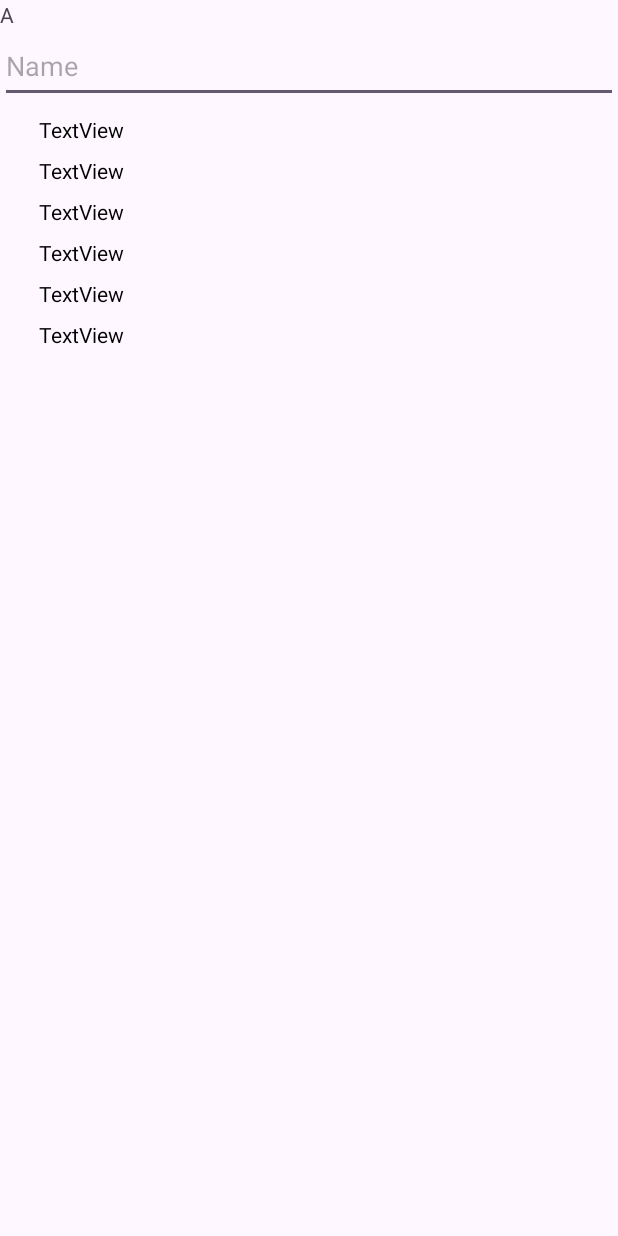
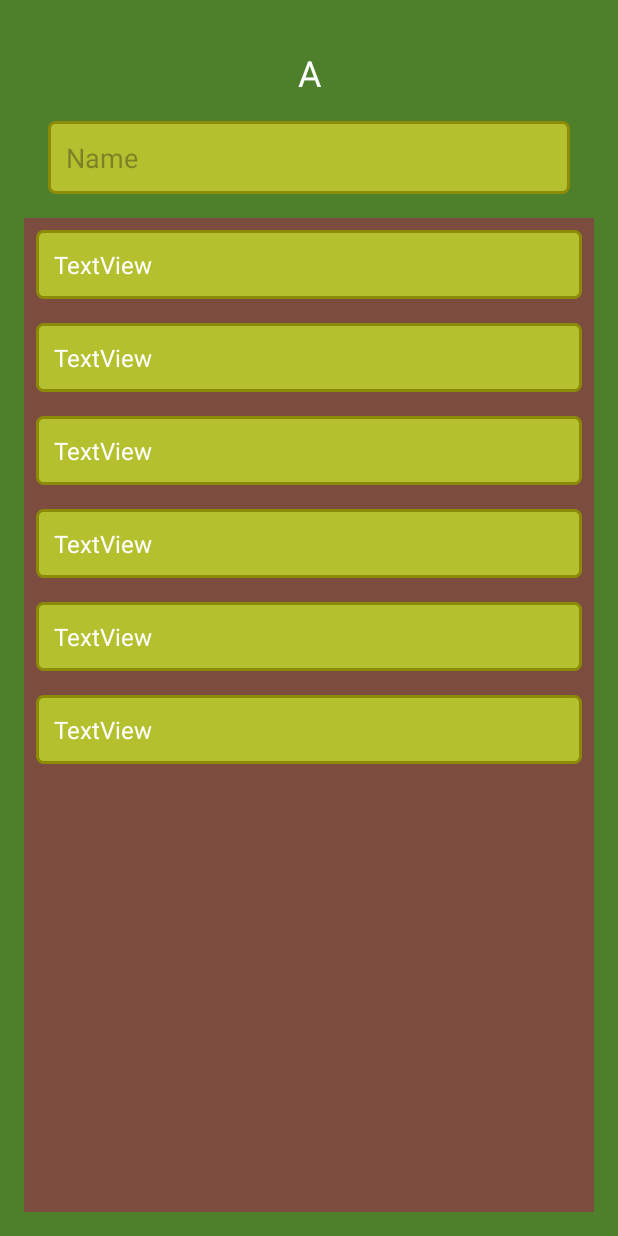
Before and after one commit to mmustafademirhann/WeatherAppApp, an Android app: the layout activity_geography.xml on its own in the app's theme, with its tools: preview values and no code run, on a phone screen of 412 x 824 dp. Run offline under Robolectric (Android 15) with nearby library versions, the phone set to English and light mode, and no system bars.

Commit message:
Merge remote-tracking branch 'origin/mustafa' into mustafa

```diff
--- /dev/null
+++ b/app/src/main/res/drawable/edittext_background.xml
@@ -0,0 +1,6 @@
+<?xml version="1.0" encoding="utf-8"?>
+<shape xmlns:android="http://schemas.android.com/apk/res/android">
+    <solid android:color="#B4C02D"/> <!-- Pixelated yellow-green color -->
+    <corners android:radius="4dp"/>
+    <stroke android:color="#8B8B08" android:width="2dp"/> <!-- Border -->
+</shape>
--- /dev/null
+++ b/app/src/main/res/drawable/minecraft_background.xml
@@ -0,0 +1,4 @@
+<?xml version="1.0" encoding="utf-8"?>
+<shape xmlns:android="http://schemas.android.com/apk/res/android">
+    <solid android:color="#4E7F2A"/> <!-- Earthy green color -->
+</shape>
--- /dev/null
+++ b/app/src/main/res/drawable/recyclerview_background.xml
@@ -0,0 +1,4 @@
+<?xml version="1.0" encoding="utf-8"?>
+<shape xmlns:android="http://schemas.android.com/apk/res/android">
+    <solid android:color="#7C4D3F"/> <!-- Earthy brown color -->
+</shape>
--- a/app/src/main/res/layout/activity_geography.xml
+++ b/app/src/main/res/layout/activity_geography.xml
@@ -1,30 +1,49 @@
 <?xml version="1.0" encoding="utf-8"?>
-<LinearLayout xmlns:android="http://schemas.android.com/apk/res/android"
+<androidx.constraintlayout.widget.ConstraintLayout xmlns:android="http://schemas.android.com/apk/res/android"
+    xmlns:app="http://schemas.android.com/apk/res-auto"
     xmlns:tools="http://schemas.android.com/tools"
     android:layout_width="match_parent"
-
     android:layout_height="match_parent"
-    android:orientation="vertical">
+    android:background="@drawable/minecraft_background"
+    android:padding="16dp">
 
     <TextView
         android:id="@+id/textView"
-
         android:layout_width="wrap_content"
         android:layout_height="wrap_content"
-        android:text="A" />
+        android:text="A"
+        android:textColor="@android:color/white"
+        android:textSize="24sp"
+        app:layout_constraintEnd_toEndOf="parent"
+        app:layout_constraintStart_toStartOf="parent"
+        app:layout_constraintTop_toTopOf="parent"
+        android:layout_marginTop="16dp" />
 
     <EditText
         android:id="@+id/editTextName"
-        android:layout_width="match_parent"
-        android:layout_height="49dp"
-        android:hint="Name" />
+        android:layout_width="0dp"
+        android:layout_height="wrap_content"
+        android:layout_marginTop="16dp"
+        android:layout_marginStart="16dp"
+        android:layout_marginEnd="16dp"
+        android:background="@drawable/edittext_background"
+        android:hint="Name"
+        android:padding="12dp"
+        app:layout_constraintEnd_toEndOf="parent"
+        app:layout_constraintStart_toStartOf="parent"
+        app:layout_constraintTop_toBottomOf="@id/textView" />
 
     <androidx.recyclerview.widget.RecyclerView
         android:id="@+id/recyclerView"
-        android:layout_width="match_parent"
-        android:layout_height="match_parent"
+        android:layout_width="0dp"
+        android:layout_height="0dp"
+        android:layout_marginTop="16dp"
+        android:background="@drawable/recyclerview_background"
+        app:layout_constraintEnd_toEndOf="parent"
+        app:layout_constraintStart_toStartOf="parent"
+        app:layout_constraintTop_toBottomOf="@id/editTextName"
+        app:layout_constraintBottom_toBottomOf="parent"
         tools:itemCount="10"
-        tools:listitem="@layout/add_city"
-        />
+        tools:listitem="@layout/add_city" />
 
-</LinearLayout>
+</androidx.constraintlayout.widget.ConstraintLayout>
--- a/app/src/main/res/layout/add_city.xml
+++ b/app/src/main/res/layout/add_city.xml
@@ -3,16 +3,23 @@
     xmlns:app="http://schemas.android.com/apk/res-auto"
     xmlns:tools="http://schemas.android.com/tools"
     android:layout_width="match_parent"
-    android:layout_height="wrap_content">
+    android:layout_height="wrap_content"
+    android:background="@drawable/recyclerview_background"
+    android:padding="8dp">
 
     <TextView
         android:id="@+id/addCity"
-        android:layout_width="wrap_content"
+        android:layout_width="0dp"
         android:layout_height="wrap_content"
-        android:layout_marginStart="26dp"
-        android:layout_marginTop="8dp"
         android:text="TextView"
-        android:textColor="@android:color/black"
+        android:textColor="@android:color/white"
+        android:textSize="16sp"
         app:layout_constraintStart_toStartOf="parent"
-        app:layout_constraintTop_toTopOf="parent" />
+        app:layout_constraintEnd_toEndOf="parent"
+        app:layout_constraintTop_toTopOf="parent"
+        app:layout_constraintBottom_toBottomOf="parent"
+        android:padding="12dp"
+        android:background="@drawable/edittext_background"
+        tools:ignore="MissingConstraints" />
+
 </androidx.constraintlayout.widget.ConstraintLayout>
--- /dev/null
+++ b/app/src/main/res/values/mine_colors.xml
@@ -0,0 +1,4 @@
+<resources>
+    <color name="white">#FFFFFF</color>
+    <color name="black">#000000</color>
+</resources>
```
Also changed, not shown: app/src/main/java/com/example/vbchatgptweatherapp/presentation/MainActivity.kt (+54 -16 lines), app/src/main/java/com/example/vbchatgptweatherapp/presentation/viewModel/GeographyAdapter.kt (+9 -6 lines).
